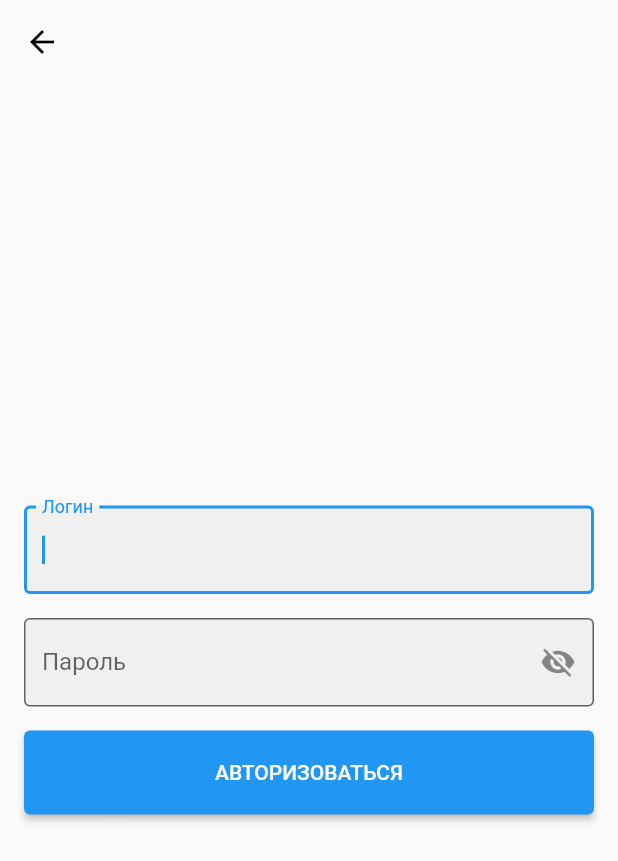
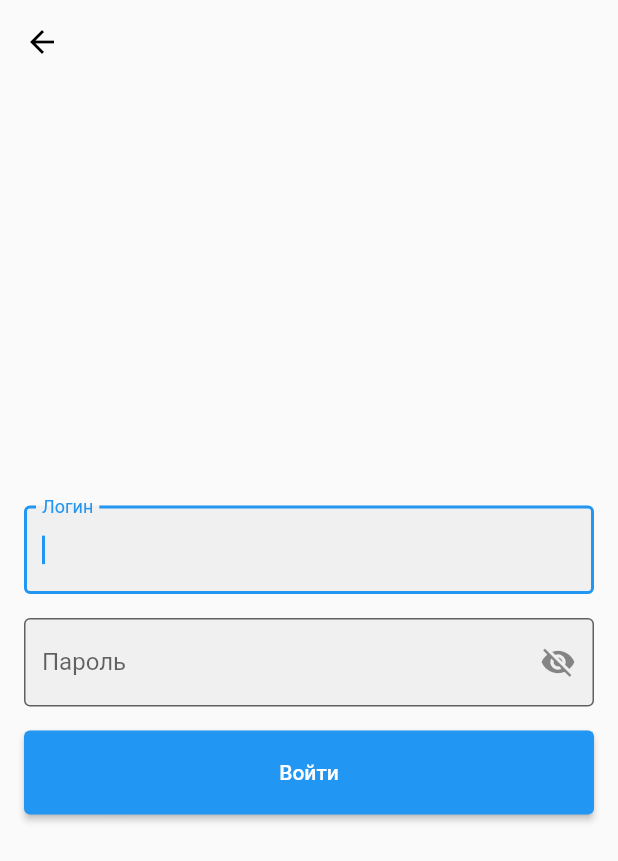
Before and after one commit to Vorkytaka/antassistant, a Flutter app: the screen it shows after launch, after a tap on "ДОБАВИТЬ АККАУНТ", on a phone screen of 412 x 824 dp. Shown: the top 861 px of the screen. Run offline on Flutter 3.47's test engine with Material 2 defaults, Android fonts, the phone set to English and light mode, and no system bars; our stand-ins replace dio, flutter_bloc, flutter_secure_storage.

Commit message:
• Platform Button

```diff
--- a/lib/ui/login/login_screen.dart
+++ b/lib/ui/login/login_screen.dart
@@ -1,7 +1,9 @@
 import 'package:antassistant/ui/login/bloc/login_screen_bloc.dart';
 import 'package:antassistant/ui/login/login_screen_provider.dart';
 import 'package:antassistant/utils/padding.dart';
+import 'package:antassistant/utils/platform/platform.dart';
 import 'package:antassistant/utils/size.dart';
+import 'package:flutter/cupertino.dart';
 import 'package:flutter/material.dart';
 import 'package:flutter/services.dart';
 import 'package:flutter_bloc/flutter_bloc.dart';
@@ -142,7 +144,7 @@ class _FormState extends State<_Form> {
                 const SizedBox(height: 16),
                 SizedBox(
                   height: 56,
-                  child: ElevatedButton(
+                  child: PlatformFilledButton(
                     onPressed: state.isLoading
                         ? null
                         : () {
@@ -156,7 +158,7 @@ class _FormState extends State<_Form> {
                           },
                     child: state.isLoading
                         ? const CircularProgressIndicator()
-                        : const Text('АВТОРИЗОВАТЬСЯ'),
+                        : const Text('Войти'),
                   ),
                 ),
               ],
--- a/lib/utils/platform/platform.dart
+++ b/lib/utils/platform/platform.dart
@@ -6,5 +6,6 @@ export 'src/icons.dart';
 export 'src/platform.dart';
 export 'src/platform_actions_dialog.dart';
 export 'src/platform_alert_dialog.dart';
+export 'src/platform_button.dart';
+export 'src/platform_modal_dialog.dart';
 export 'src/platform_widget_builder.dart';
-export 'src/platform_modal_dialog.dart';
--- /dev/null
+++ b/lib/utils/platform/src/platform_button.dart
@@ -0,0 +1,28 @@
+import 'package:antassistant/utils/platform/platform.dart';
+import 'package:flutter/cupertino.dart';
+import 'package:flutter/material.dart';
+
+class PlatformFilledButton extends StatelessWidget {
+  final VoidCallback? onPressed;
+  final Widget child;
+
+  const PlatformFilledButton({
+    Key? key,
+    required this.onPressed,
+    required this.child,
+  }) : super(key: key);
+
+  @override
+  Widget build(BuildContext context) {
+    return PlatformWidgetBuilder(
+      material: (context) => ElevatedButton(
+        onPressed: onPressed,
+        child: child,
+      ),
+      cupertino: (context) => CupertinoButton.filled(
+        onPressed: onPressed,
+        child: child,
+      ),
+    );
+  }
+}
```
